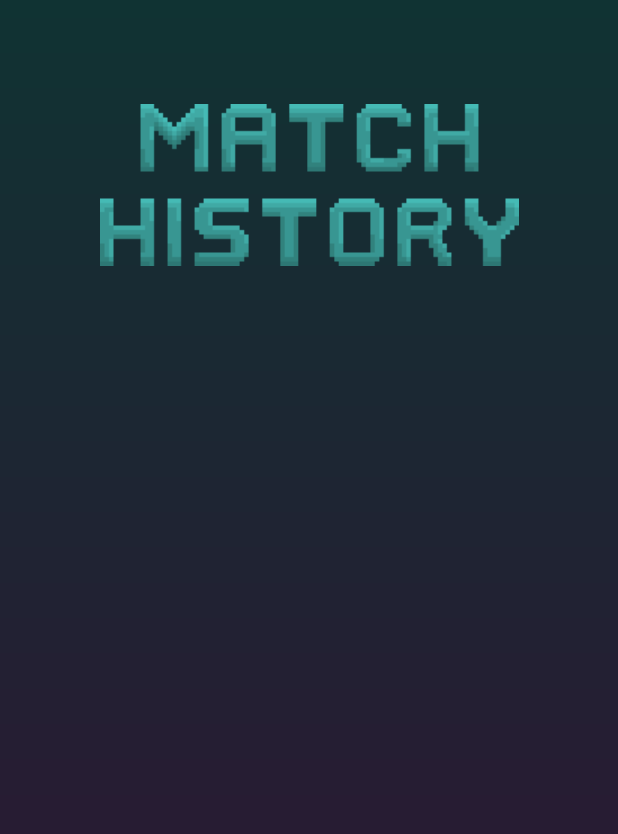
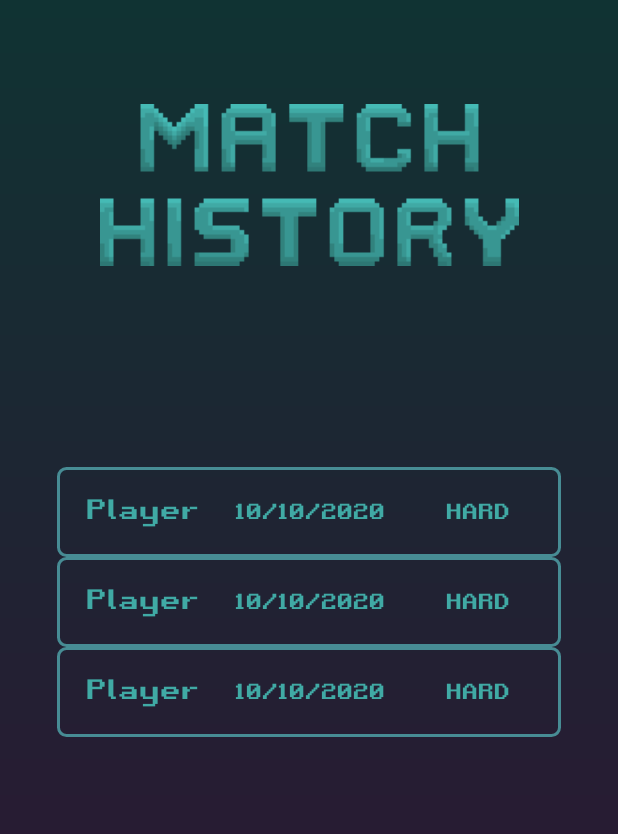
Before and after one commit to ZPI2020/ZPI, an Android app: the Activity_match_history screen opened directly, with no data from a screen before it, on a phone screen of 412 x 824 dp. Shown: the top 834 px of the screen. Run offline under Robolectric (Android 15) with nearby library versions, the phone set to English and light mode, and no system bars.

Commit message:
match history

```diff
--- a/app/build.gradle
+++ b/app/build.gradle
@@ -34,4 +34,5 @@ dependencies {
     testImplementation 'junit:junit:4.12'
     androidTestImplementation 'androidx.test.ext:junit:1.1.1'
     androidTestImplementation 'androidx.test.espresso:espresso-core:3.2.0'
+    implementation 'androidx.recyclerview:recyclerview:1.0.0'
 }
--- a/app/src/main/AndroidManifest.xml
+++ b/app/src/main/AndroidManifest.xml
@@ -9,7 +9,8 @@
         android:roundIcon="@mipmap/ic_launcher_round"
         android:supportsRtl="true"
         android:theme="@style/Theme.AppCompat.NoActionBar">
-        <activity android:name=".Activity_game"></activity>
+        <activity android:name=".Activity_match_history_popup"></activity>
+        <activity android:name=".Activity_game" />
         <activity android:name=".Activity_match_history" />
         <activity android:name=".Activity_settings" />
         <activity android:name=".Activity_main_menu">
--- a/app/src/main/java/com/example/myapplication/Activity_match_history.kt
+++ b/app/src/main/java/com/example/myapplication/Activity_match_history.kt
@@ -1,12 +1,55 @@
 package com.example.myapplication
 
+import android.R
+import android.content.Intent
+import android.os.Bundle
+import android.widget.Toast
 import androidx.appcompat.app.AppCompatActivity
-import android.os.Bundle
+import androidx.recyclerview.widget.LinearLayoutManager
+import androidx.recyclerview.widget.RecyclerView
+import kotlinx.android.synthetic.main.activity_match_history.*
+import kotlinx.android.synthetic.main.activity_match_history.view.*
 
-class Activity_match_history : AppCompatActivity() {
+
+class Activity_match_history : AppCompatActivity(),AdapterMatchHistory.OnClickListener {
+
 
     override fun onCreate(savedInstanceState: Bundle?) {
         super.onCreate(savedInstanceState)
-        setContentView(R.layout.activity_match_history)
+        setContentView(com.example.myapplication.R.layout.activity_match_history)
+        val matches_rv =  matches_recycler as RecyclerView
+        val h1=History()
+
+        val matches=ArrayList<History>()
+        matches.add(h1)
+        matches.add(h1)
+        matches.add(h1)
+
+        val adapter =  AdapterMatchHistory(matches)
+        adapter.setOnClickListener(this)
+        matches_rv.adapter = adapter
+        matches_rv.layoutManager= LinearLayoutManager(this)
+    }
+
+    override fun onItemClick(index: Int) {
+        val gameBoardArray = arrayOf(
+            arrayOf(0,0,0,0,0,0,1,1,0,1,1,2),
+            arrayOf(0,2,2,1,0,0,0,0,0,1,1,0),
+            arrayOf(2,2,2,2,0,1,0,1,0,1,1,1),
+            arrayOf(0,0,0,0,0,1,0,0,0,0,1,1),
+            arrayOf(1,0,2,0,1,2,2,0,0,1,1,1),
+            arrayOf(2,2,2,0,1,1,0,0,0,1,1,2),
+            arrayOf(0,0,0,1,1,1,0,0,0,1,1,2),
+            arrayOf(0,0,1,0,1,1,0,0,0,1,1,2),
+            arrayOf(0,0,1,0,1,1,0,0,0,1,1,2),
+            arrayOf(0,0,1,0,1,1,0,0,0,1,1,2),
+            arrayOf(0,0,1,0,1,1,0,0,0,1,1,2),
+            arrayOf(0,0,1,0,1,1,0,0,0,1,1,2)
+        )
+        val popup = Activity_match_history_popup()
+
+        val intent = Intent(this, popup::class.java)
+        intent.putExtra("board",gameBoardArray)
+        startActivity(intent)
     }
 }
--- /dev/null
+++ b/app/src/main/java/com/example/myapplication/AdapterMatchHistory.kt
@@ -0,0 +1,87 @@
+package com.example.myapplication
+
+import android.graphics.Typeface
+import android.view.LayoutInflater
+import android.view.View
+import android.view.ViewGroup
+import android.widget.LinearLayout
+import android.widget.TextView
+import androidx.recyclerview.widget.RecyclerView
+import kotlinx.android.synthetic.main.adapter_match_history.view.*
+
+class AdapterMatchHistory(private var match_list :ArrayList<History>):
+    RecyclerView.Adapter<AdapterMatchHistory.ViewHolder>() {
+
+    private var onClickListener: OnClickListener? = null
+
+
+    interface OnClickListener
+    {
+        fun onItemClick(index: Int)
+    }
+
+
+    inner class ViewHolder(view: View): RecyclerView.ViewHolder(view)
+    {
+        val item = view.findViewById<LinearLayout>(R.id.match_list_item)
+        var tv_winner = view.findViewById<TextView>(R.id.tv_winner)
+        //val typeface = Typeface.createFromAsset(assets, "fonts/yourfont.ttf")
+
+        val tv_date = view.findViewById<TextView>(R.id.tv_date)
+        val tv_mode = view.findViewById<TextView>(R.id.tv_mode)
+
+
+        fun bindOnClickListener(onClickListener: OnClickListener?, index: Int)
+        {
+            item.setOnClickListener{view -> onClickListener?.onItemClick(index)}
+        }
+
+
+
+    }
+
+    override fun onCreateViewHolder(parent: ViewGroup, viewType: Int): ViewHolder {
+        val context = parent.context
+        val inflater = LayoutInflater.from(context)
+
+        val view = inflater.inflate(R.layout.adapter_match_history, parent, false)
+        return  ViewHolder(view)
+    }
+
+    override fun onBindViewHolder(holder: ViewHolder, position: Int) {
+        holder.tv_winner.text = match_list[position].winner
+        holder.tv_date.text = match_list[position].date.toString()
+        holder.tv_mode.text = getMode(match_list[position].mode)
+        holder.bindOnClickListener(onClickListener,position)
+
+
+    }
+    override fun getItemCount(): Int {
+        return match_list.size
+    }
+    fun getMode(mode: Int): String{
+        if(mode==0){
+            return ""
+        }
+        else if(mode==1){
+            return "EASY"
+        }
+        else if(mode==2){
+            return "MEDIUM"
+        }
+        else if(mode==3){
+            return "HARD"
+        }
+        return ""
+    }
+
+
+
+
+
+    fun setOnClickListener(onClickListener: OnClickListener)
+    {
+        this.onClickListener = onClickListener
+    }
+
+}
--- a/app/src/main/java/com/example/myapplication/Game_Board_View.kt
+++ b/app/src/main/java/com/example/myapplication/Game_Board_View.kt
@@ -3,6 +3,7 @@ package com.example.myapplication
 import android.annotation.SuppressLint
 import android.content.Context
 import android.graphics.*
+import android.graphics.Color.rgb
 import android.graphics.drawable.Drawable
 import android.util.AttributeSet
 import android.util.Log
@@ -95,7 +96,7 @@ class Game_Board_View : View {
         paintFill.style= Paint.Style.FILL
         //kolor obramowek planszy
         val paintStroke = Paint()
-        paintStroke.setColor(Color.CYAN)
+        paintStroke.setColor(Color.rgb(64, 170, 165))
         paintStroke.style= Paint.Style.STROKE
         paintStroke.strokeWidth= 5F
 
@@ -106,7 +107,7 @@ class Game_Board_View : View {
 //        val addwidth=widthCorrect/(gameboardSize-1).toFloat()
 //        var xfinish=addwidth+30F
 //        var yfinish= addwidth+30F
-        val roundAngle = 30f
+        val roundAngle = 25f
         for (x in 0 until  gameboardSize!!-1){
             for(y in 0 until  gameboardSize!!-1){
                 val rect:RectF = RectF(xPositions?.get(x)!!,
--- /dev/null
+++ b/app/src/main/java/com/example/myapplication/History.kt
@@ -0,0 +1,9 @@
+package com.example.myapplication
+
+class History( )
+{
+    var winner: String = "Player"
+    var date: String = "10/10/2020"
+    var mode : Int = 3
+
+}
--- a/app/src/main/res/layout/activity_match_history.xml
+++ b/app/src/main/res/layout/activity_match_history.xml
@@ -17,4 +17,14 @@
         app:layout_constraintTop_toTopOf="parent"
         app:layout_constraintVertical_bias="0.097"
         app:srcCompat="@drawable/match_history" />
+
+    <androidx.recyclerview.widget.RecyclerView
+        android:id="@+id/matches_recycler"
+        android:layout_width="336dp"
+        android:layout_height="379dp"
+        app:layout_constraintBottom_toBottomOf="parent"
+        app:layout_constraintEnd_toEndOf="parent"
+        app:layout_constraintStart_toStartOf="parent"
+        app:layout_constraintTop_toBottomOf="@+id/imageView" />
+
 </androidx.constraintlayout.widget.ConstraintLayout>
--- /dev/null
+++ b/app/src/main/res/layout/adapter_match_history.xml
@@ -0,0 +1,42 @@
+<?xml version="1.0" encoding="utf-8"?>
+<LinearLayout xmlns:android="http://schemas.android.com/apk/res/android"
+    android:id="@+id/match_list_item"
+    android:layout_width="match_parent"
+    android:layout_height="wrap_content"
+    android:background="@drawable/button_design"
+    android:orientation="horizontal"
+    android:paddingTop="10dp"
+    android:paddingBottom="10dp">
+
+    <TextView
+        android:id="@+id/tv_winner"
+        android:layout_width="0dp"
+        android:layout_height="37dp"
+        android:layout_weight="1"
+        android:fontFamily="@font/retro"
+        android:gravity="center"
+        android:text="TEKST"
+        android:textColor="#40AAA5"
+        android:textSize="18sp" />
+
+    <TextView
+        android:id="@+id/tv_date"
+        android:layout_width="0dp"
+        android:layout_height="37dp"
+        android:layout_weight="1"
+        android:gravity="center"
+        android:fontFamily="@font/retro"
+        android:textColor="#40AAA5" />
+
+    <TextView
+        android:id="@+id/tv_mode"
+        android:layout_width="0dp"
+        android:layout_height="37dp"
+        android:layout_weight="1"
+        android:gravity="center"
+        android:fontFamily="@font/retro"
+        android:textColor="#40AAA5" />
+
+
+
+</LinearLayout>
```
Also changed, not shown: app/src/main/java/com/example/myapplication/Activity_match_history_popup.kt (added, +31 -0 lines), app/src/main/res/font/retr.xml (added, +13 -0 lines), app/src/main/res/layout/activity_match_history_popup.xml (added, +13 -0 lines), app/src/main/res/font/retro.ttf (added).
